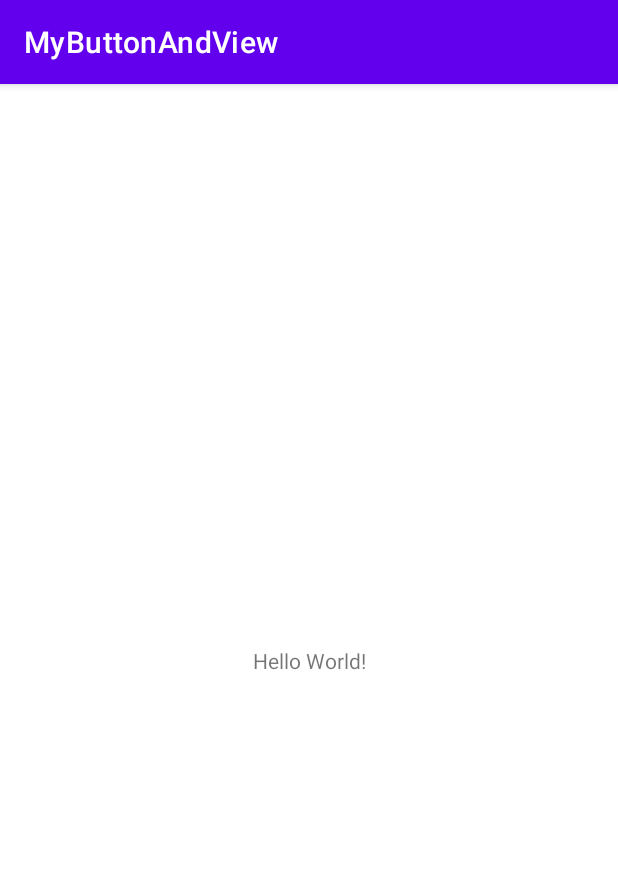
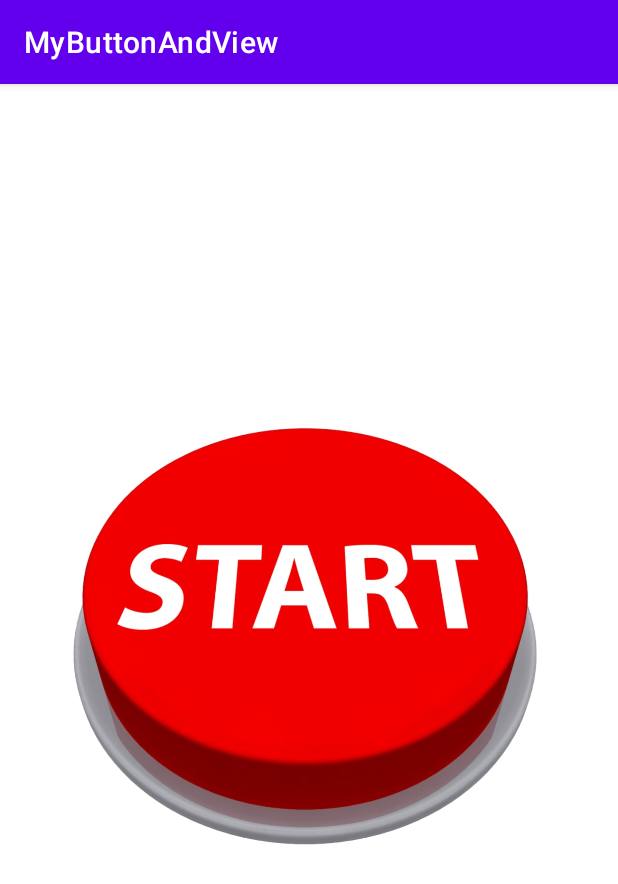
Before and after one commit to Alex10101010101010/MyButtonAndView, an Android app: the screen it shows after launch (MainActivity), on a phone screen of 412 x 824 dp. Shown: the top 884 px of the screen. Run offline under Robolectric (Android 15) with nearby library versions, the phone set to English and light mode, and no system bars.

Commit message:
Разметка и инициализация элементов

```diff
--- a/app/src/main/java/com/example/mybuttonandview/MainActivity.java
+++ b/app/src/main/java/com/example/mybuttonandview/MainActivity.java
@@ -3,12 +3,59 @@ package com.example.mybuttonandview;
 import androidx.appcompat.app.AppCompatActivity;
 
 import android.os.Bundle;
+import android.view.View;
+import android.widget.ImageView;
 
 public class MainActivity extends AppCompatActivity {
+    private ImageView startIv;
+    private ImageView androshaIv;
+    private ImageView colossusIv;
+    private ImageView handingGardensSemramsIv;
+    private ImageView lighthouseAlexandriaIv;
+    private ImageView mausoleumHalicornassusIv;
+    private ImageView pyramidCheopsIv;
+    private ImageView statueZeusOlympiaIv;
+    private ImageView templeArtemisEphesusIv;
 
     @Override
     protected void onCreate(Bundle savedInstanceState) {
         super.onCreate(savedInstanceState);
         setContentView(R.layout.activity_main);
+        intView();
+
+        onClickButton();
+    }
+
+    private void onClickButton() {
+        boolean isStart = true;
+        View.OnClickListener listener = new View.OnClickListener() {
+            @Override
+            public void onClick(View v) {
+                if (isStart) {
+                    colossusIv.setVisibility(View.VISIBLE);
+                    startIv.setVisibility(View.INVISIBLE);
+
+                } else {
+                    handingGardensSemramsIv.setVisibility(View.INVISIBLE);
+                    lighthouseAlexandriaIv.setVisibility(View.VISIBLE);
+
+                }
+            }
+        };
+        startIv.setOnClickListener(listener);
+        colossusIv.setOnClickListener(listener);
+
+    }
+
+    private void intView(){
+        startIv = findViewById(R.id.start_image_view);
+        androshaIv = findViewById(R.id.image_view2);
+        colossusIv = findViewById(R.id.image_view3);
+        handingGardensSemramsIv = findViewById(R.id.image_view4);
+        lighthouseAlexandriaIv = findViewById(R.id.image_view5);
+        mausoleumHalicornassusIv = findViewById(R.id.image_view6);
+        pyramidCheopsIv = findViewById(R.id.image_view7);
+        templeArtemisEphesusIv = findViewById(R.id.image_view8);
+        statueZeusOlympiaIv = findViewById(R.id.image_view9);
     }
 }
--- a/app/src/main/res/layout/activity_main.xml
+++ b/app/src/main/res/layout/activity_main.xml
@@ -6,13 +6,66 @@
     android:layout_height="match_parent"
     tools:context=".MainActivity">
 
-    <TextView
+    <ImageView
+        android:id="@+id/start_image_view"
         android:layout_width="wrap_content"
         android:layout_height="wrap_content"
-        android:text="Hello World!"
-        app:layout_constraintBottom_toBottomOf="parent"
-        app:layout_constraintEnd_toEndOf="parent"
-        app:layout_constraintStart_toStartOf="parent"
-        app:layout_constraintTop_toTopOf="parent" />
+        app:srcCompat="@drawable/start" />
+
+    <ImageView
+        android:id="@+id/image_view2"
+        android:layout_width="wrap_content"
+        android:layout_height="wrap_content"
+        android:visibility="invisible"
+        app:srcCompat="@drawable/androsha" />
+
+    <ImageView
+        android:id="@+id/image_view3"
+        android:layout_width="wrap_content"
+        android:layout_height="wrap_content"
+        android:visibility="invisible"
+        app:srcCompat="@drawable/colossus" />
+
+    <ImageView
+        android:id="@+id/image_view4"
+        android:layout_width="wrap_content"
+        android:layout_height="wrap_content"
+        android:visibility="invisible"
+        app:srcCompat="@drawable/handing_gardens_semrams" />
+
+    <ImageView
+        android:id="@+id/image_view5"
+        android:layout_width="wrap_content"
+        android:layout_height="wrap_content"
+        android:visibility="invisible"
+        app:srcCompat="@drawable/lighthouse_alexandria" />
+
+    <ImageView
+        android:id="@+id/image_view6"
+        android:layout_width="wrap_content"
+        android:layout_height="wrap_content"
+        android:visibility="invisible"
+        app:srcCompat="@drawable/mausoleum_in_halicornassus" />
+
+    <ImageView
+        android:id="@+id/image_view7"
+        android:layout_width="wrap_content"
+        android:layout_height="wrap_content"
+        android:visibility="invisible"
+        app:srcCompat="@drawable/pyramid_of_cheops" />
+
+    <ImageView
+        android:id="@+id/image_view8"
+        android:layout_width="wrap_content"
+        android:layout_height="wrap_content"
+        android:visibility="invisible"
+        app:srcCompat="@drawable/temple_of_artemis_in_ephesus" />
+
+    <ImageView
+        android:id="@+id/image_view9"
+        android:layout_width="wrap_content"
+        android:layout_height="wrap_content"
+        android:visibility="invisible"
+        app:srcCompat="@drawable/statue_of_zeus_in_olympia" />
 
 </androidx.constraintlayout.widget.ConstraintLayout>
```
Also changed, not shown: app/src/main/res/drawable/androsha.jpg (added), app/src/main/res/drawable/colossus.jpg (added), app/src/main/res/drawable/handing_gardens_semrams.jpg (added), app/src/main/res/drawable/lighthouse_alexandria.jpg (added), app/src/main/res/drawable/mausoleum_in_halicornassus.jpg (added), app/src/main/res/drawable/pyramid_of_cheops.jpg (added), app/src/main/res/drawable/start.jpg (added), app/src/main/res/drawable/statue_of_zeus_in_olympia.jpg (added), app/src/main/res/drawable/temple_of_artemis_in_ephesus.jpg (added).
